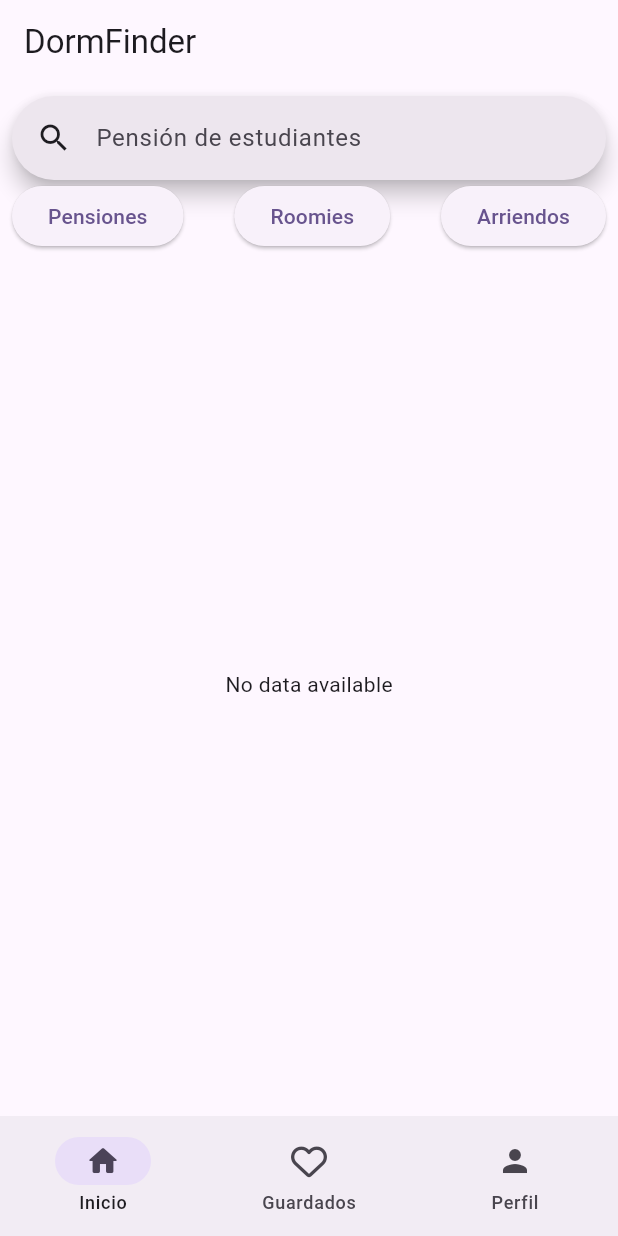
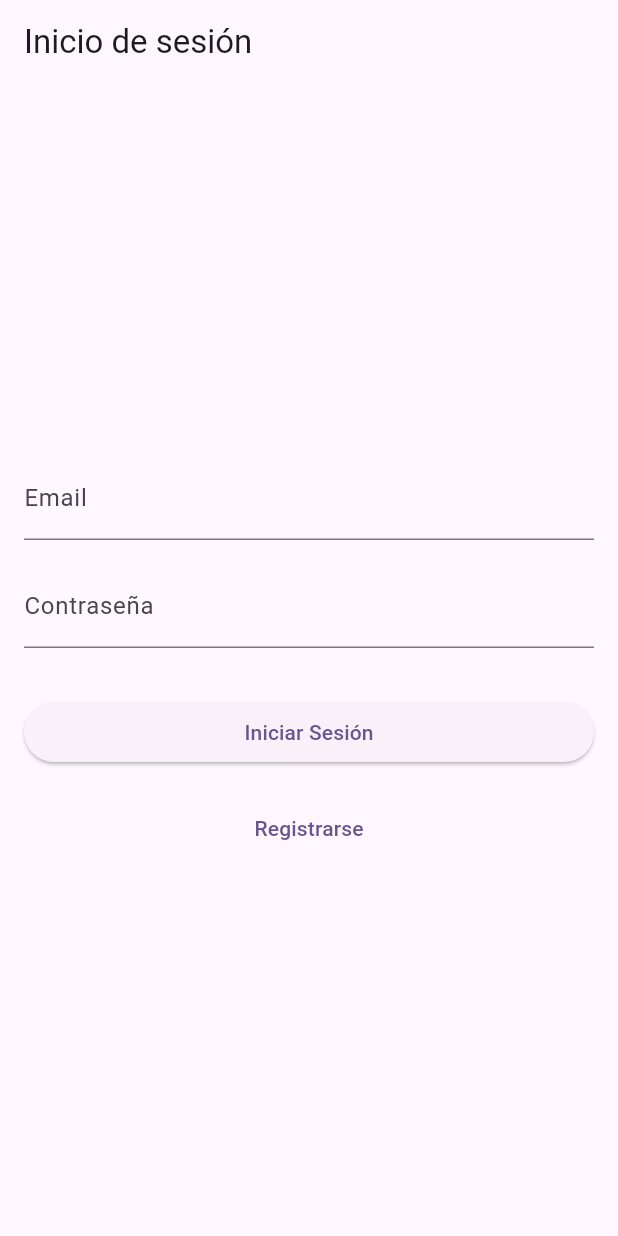
Before and after one commit to Risuban/Dormfinder, a Flutter app: the screen it shows after launch, on a phone screen of 412 x 824 dp. Run offline on Flutter 3.47's test engine with Material 2 defaults, Android fonts, the light colour scheme and no system bars; our stand-ins replace carousel_slider, cloud_firestore, firebase_auth, firebase_core, font_awesome_flutter, google_maps_flutter; accounts and stored records are empty.

Commit message:
added sign up and login logic

```diff
--- a/lib/home_screen.dart
+++ b/lib/home_screen.dart
@@ -1,7 +1,6 @@
 import 'package:flutter/material.dart';
+import 'package:flutter_application_1/saved_screen.dart';
 import 'package:font_awesome_flutter/font_awesome_flutter.dart';
-import 'saved_screen.dart';
-import 'property.dart';
 import 'profile_screen.dart';
 
 class HomeScreen extends StatelessWidget {
@@ -43,9 +42,6 @@ class HomeScreen extends StatelessWidget {
                 ),
               ],
             ),
-            const Expanded(
-              child: PropertyList(), // Use PropertyList to display properties
-            )
           ],
         ),
       ),
@@ -67,8 +63,8 @@ class _MyHomePageState extends State<MyHomePage> {
   final List<Widget> _pages = [
     // ignore: prefer_const_constructors
     HomeScreen(),
-    const SavedScreen(),
-    const ProfileScreen(),
+    ProfileScreen(),
+    SavedScreen(),
   ];
 
   @override
@@ -89,9 +85,9 @@ class _MyHomePageState extends State<MyHomePage> {
         destinations: const <Widget>[
           NavigationDestination(
               icon: Icon(Icons.home_rounded), label: 'Inicio'),
+          NavigationDestination(icon: Icon(Icons.person), label: 'Perfil'),
           NavigationDestination(
               icon: FaIcon(FontAwesomeIcons.heart), label: 'Guardados'),
-          NavigationDestination(icon: Icon(Icons.person), label: 'Perfil')
         ],
       ),
     );
--- a/lib/main.dart
+++ b/lib/main.dart
@@ -1,8 +1,9 @@
+import 'package:firebase_auth/firebase_auth.dart';
 import 'package:flutter/material.dart';
 import 'package:firebase_core/firebase_core.dart';
+import 'package:flutter_application_1/user_login.dart';
+import 'home_screen.dart';
 import 'firebase_options.dart';
-
-import 'home_screen.dart';
 
 void main() async {
   WidgetsFlutterBinding.ensureInitialized();
@@ -19,7 +20,23 @@ class MyApp extends StatelessWidget {
       theme: ThemeData(useMaterial3: true, colorSchemeSeed: Colors.deepPurple),
       darkTheme:
           ThemeData(useMaterial3: true, colorSchemeSeed: Colors.deepPurple),
-      home: const MyHomePage(),
+      home: const AuthenticationWrapper(),
     );
   }
 }
+
+class AuthenticationWrapper extends StatelessWidget {
+  const AuthenticationWrapper({super.key});
+
+  @override
+  Widget build(BuildContext context) {
+    // Check if the user is signed in
+    if (FirebaseAuth.instance.currentUser == null) {
+      // If not signed in, navigate to the sign-up screen
+      return const LoginScreen();
+    } else {
+      // If signed in, navigate to the home screen
+      return const MyHomePage();
+    }
+  }
+}
--- /dev/null
+++ b/lib/user_login.dart
@@ -0,0 +1,94 @@
+import 'package:flutter/material.dart';
+import 'package:firebase_auth/firebase_auth.dart';
+import 'package:flutter_application_1/user_signup.dart';
+import 'main.dart'; // Import your main.dart file where AuthenticationWrapper is defined
+
+class LoginScreen extends StatefulWidget {
+  const LoginScreen({Key? key});
+
+  @override
+  // ignore: library_private_types_in_public_api
+  _LoginScreenState createState() => _LoginScreenState();
+}
+
+class _LoginScreenState extends State<LoginScreen> {
+  final TextEditingController _emailController = TextEditingController();
+  final TextEditingController _passwordController = TextEditingController();
+
+  // Function to sign in the user
+  Future<void> _signIn(BuildContext context) async {
+    try {
+      await FirebaseAuth.instance.signInWithEmailAndPassword(
+        email: _emailController.text,
+        password: _passwordController.text,
+      );
+      // User signed in successfully, navigate back to the authentication screen
+      // ignore: use_build_context_synchronously
+      Navigator.pushReplacement(
+        context,
+        MaterialPageRoute(builder: (context) => const AuthenticationWrapper()),
+      );
+      print('User signed in successfully!');
+    } catch (e) {
+      // Handle errors (e.g., invalid email/password, user not found, etc.)
+      print('Error during sign in: $e');
+
+      // Show a snackbar with an error message
+      // ignore: use_build_context_synchronously
+      ScaffoldMessenger.of(context).showSnackBar(
+        const SnackBar(
+          content: Text(
+            'Error al iniciar sesión. Correo o contraseña incorrectos.',
+          ),
+          //time
+          duration: Duration(seconds: 3),
+        ),
+      );
+    }
+  }
+
+  @override
+  Widget build(BuildContext context) {
+    return Scaffold(
+      appBar: AppBar(
+        title: const Text('Inicio de sesión'),
+      ),
+      body: Padding(
+        padding: const EdgeInsets.all(16.0),
+        child: Column(
+          mainAxisAlignment: MainAxisAlignment.center,
+          crossAxisAlignment: CrossAxisAlignment.stretch,
+          children: [
+            TextField(
+              controller: _emailController,
+              decoration: const InputDecoration(labelText: 'Email'),
+            ),
+            const SizedBox(height: 16.0),
+            TextField(
+              controller: _passwordController,
+              decoration: const InputDecoration(labelText: 'Contraseña'),
+              obscureText: true,
+            ),
+            const SizedBox(height: 32.0),
+            ElevatedButton(
+              onPressed: () =>
+                  _signIn(context), // Pass the context to the _signIn function
+              child: const Text('Iniciar Sesión'),
+            ),
+            const SizedBox(height: 16.0),
+            TextButton(
+              onPressed: () {
+                // Navigate to the sign-up screen
+                Navigator.push(
+                  context,
+                  MaterialPageRoute(builder: (context) => SignUpScreen()),
+                );
+              },
+              child: const Text('Registrarse'),
+            ),
+          ],
+        ),
+      ),
+    );
+  }
+}
--- a/pubspec.yaml
+++ b/pubspec.yaml
@@ -8,6 +8,7 @@ environment:
 
 dependencies:
   firebase_core: ^2.17.0
+  firebase_auth: ^4.11.0
   flutter:
     sdk: flutter
   font_awesome_flutter: ^10.5.0
```
Also changed, not shown: lib/profile_screen.dart (+31 -3 lines), lib/user_signup.dart (added, +105 -0 lines), lib/color_schemes.g.dart (deleted), 3 other files.
